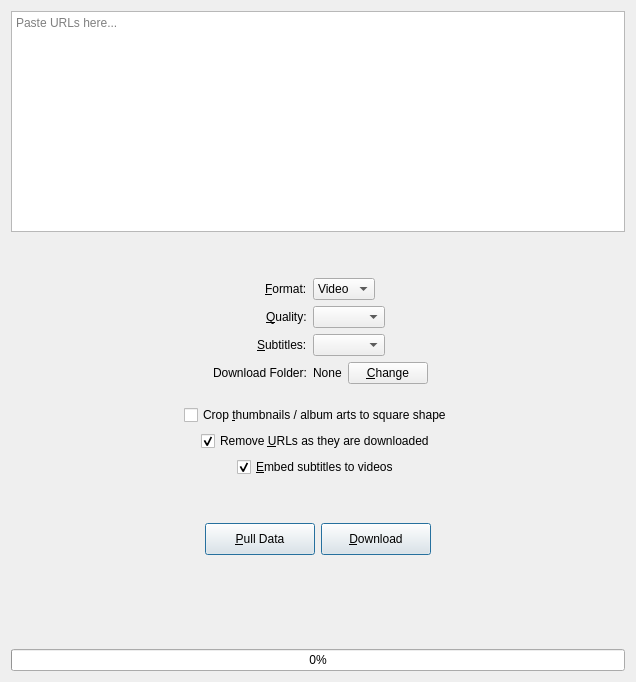
markop404/media-downloader, file designer/tab.ui: the form before one commit.
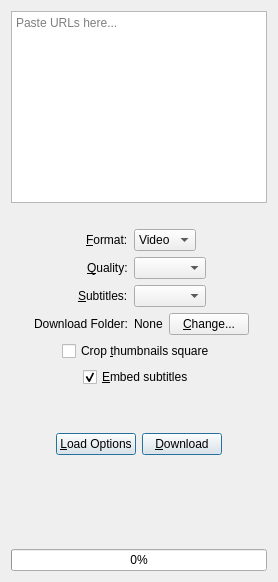
The form after the commit. Icons and pictures are not drawn.

Commit message: Redesign tab UI

The edit to the form file:
```diff
--- a/designer/tab.ui
+++ b/designer/tab.ui
@@ -2,17 +2,15 @@
 <ui version="4.0">
  <class>Tab</class>
  <widget class="QWidget" name="Tab">
-  <property name="geometry">
-   <rect>
-    <x>0</x>
-    <y>0</y>
-    <width>636</width>
-    <height>682</height>
-   </rect>
-  </property>
   <layout class="QVBoxLayout" name="verticalLayout">
    <item>
     <widget class="QPlainTextEdit" name="plainTextEdit">
+     <property name="toolTip">
+      <string>Each URL should be pasted on it's own line.</string>
+     </property>
+     <property name="lineWrapMode">
+      <enum>QPlainTextEdit::LineWrapMode::NoWrap</enum>
+     </property>
      <property name="placeholderText">
       <string>Paste URLs here...</string>
      </property>
@@ -21,12 +19,15 @@
    <item>
     <spacer name="horizontalSpacer1">
      <property name="orientation">
-      <enum>Qt::Orientation::Horizontal</enum>
+      <enum>Qt::Orientation::Vertical</enum>
+     </property>
+     <property name="sizeType">
+      <enum>QSizePolicy::Policy::Fixed</enum>
      </property>
      <property name="sizeHint" stdset="0">
       <size>
-       <width>1166</width>
-       <height>40</height>
+       <width>0</width>
+       <height>20</height>
       </size>
      </property>
     </spacer>
@@ -37,7 +38,7 @@
       <enum>QFormLayout::FieldGrowthPolicy::FieldsStayAtSizeHint</enum>
      </property>
      <property name="rowWrapPolicy">
-      <enum>QFormLayout::RowWrapPolicy::WrapLongRows</enum>
+      <enum>QFormLayout::RowWrapPolicy::DontWrapRows</enum>
      </property>
      <property name="labelAlignment">
       <set>Qt::AlignmentFlag::AlignRight|Qt::AlignmentFlag::AlignTrailing|Qt::AlignmentFlag::AlignVCenter</set>
@@ -146,7 +147,7 @@
           <string>Alt+C</string>
          </property>
          <property name="text">
-          <string>&amp;Change</string>
+          <string>&amp;Change...</string>
          </property>
          <property name="icon">
           <iconset theme="QIcon::ThemeIcon::DocumentSaveAs"/>
@@ -157,19 +158,6 @@
      </item>
     </layout>
    </item>
-   <item>
-    <spacer name="horizontalSpacer2">
-     <property name="orientation">
-      <enum>Qt::Orientation::Horizontal</enum>
-     </property>
-     <property name="sizeHint" stdset="0">
-      <size>
-       <width>697</width>
-       <height>15</height>
-      </size>
-     </property>
-    </spacer>
-   </item>
    <item alignment="Qt::AlignmentFlag::AlignHCenter">
     <widget class="QCheckBox" name="cropThumbnailsCheckBox">
      <property name="focusPolicy">
@@ -179,23 +167,7 @@
       <string>Useful when downloading music. (Alt+T)</string>
      </property>
      <property name="text">
-      <string>Crop &amp;thumbnails / album arts to square shape</string>
-     </property>
-    </widget>
-   </item>
-   <item alignment="Qt::AlignmentFlag::AlignHCenter">
-    <widget class="QCheckBox" name="urlremovalCheckBox">
-     <property name="focusPolicy">
-      <enum>Qt::FocusPolicy::NoFocus</enum>
-     </property>
-     <property name="toolTip">
-      <string>Removes each URL from the text entry when it finishes downloading. (Alt+U)</string>
-     </property>
-     <property name="text">
-      <string>Remove &amp;URLs as they are downloaded</string>
-     </property>
-     <property name="checked">
-      <bool>true</bool>
+      <string>Crop &amp;thumbnails square</string>
      </property>
     </widget>
    </item>
@@ -208,7 +180,7 @@
       <string>Embeds subtitles instead of downloading them to a separate file. Only works if downloading in video format. (Alt+S)</string>
      </property>
      <property name="text">
-      <string>&amp;Embed subtitles to videos</string>
+      <string>&amp;Embed subtitles</string>
      </property>
      <property name="checked">
       <bool>true</bool>
@@ -218,11 +190,14 @@
    <item>
     <spacer name="horizontalSpacer3">
      <property name="orientation">
-      <enum>Qt::Orientation::Horizontal</enum>
+      <enum>Qt::Orientation::Vertical</enum>
+     </property>
+     <property name="sizeType">
+      <enum>QSizePolicy::Policy::Fixed</enum>
      </property>
      <property name="sizeHint" stdset="0">
       <size>
-       <width>697</width>
+       <width>0</width>
        <height>40</height>
       </size>
      </property>
@@ -245,12 +220,6 @@
      </item>
      <item>
       <widget class="QPushButton" name="dataPullButton">
-       <property name="minimumSize">
-        <size>
-         <width>110</width>
-         <height>32</height>
-        </size>
-       </property>
        <property name="focusPolicy">
         <enum>Qt::FocusPolicy::NoFocus</enum>
        </property>
@@ -258,7 +227,7 @@
         <string>Pulls data from the URLs, allowing you to set a custom quality and subtitle language to download. (Alt+P)</string>
        </property>
        <property name="text">
-        <string>&amp;Pull Data</string>
+        <string>&amp;Load Options</string>
        </property>
        <property name="icon">
         <iconset theme="QIcon::ThemeIcon::ViewRefresh"/>
@@ -270,12 +239,6 @@
      </item>
      <item alignment="Qt::AlignmentFlag::AlignHCenter">
       <widget class="QPushButton" name="downloadButton">
-       <property name="minimumSize">
-        <size>
-         <width>110</width>
-         <height>32</height>
-        </size>
-       </property>
        <property name="focusPolicy">
         <enum>Qt::FocusPolicy::NoFocus</enum>
        </property>
@@ -311,11 +274,14 @@
    <item>
     <spacer name="horizontalSpacer6">
      <property name="orientation">
-      <enum>Qt::Orientation::Horizontal</enum>
+      <enum>Qt::Orientation::Vertical</enum>
+     </property>
+     <property name="sizeType">
+      <enum>QSizePolicy::Policy::Fixed</enum>
      </property>
      <property name="sizeHint" stdset="0">
       <size>
-       <width>697</width>
+       <width>0</width>
        <height>60</height>
       </size>
      </property>
@@ -330,18 +296,14 @@
        </property>
        <property name="sizeHint" stdset="0">
         <size>
-         <width>40</width>
-         <height>20</height>
+         <width>0</width>
+         <height>0</height>
         </size>
        </property>
       </spacer>
      </item>
      <item>
-      <widget class="QLabel" name="statusIconLabel">
-       <property name="text">
-        <string/>
-       </property>
-      </widget>
+      <widget class="QLabel" name="statusIconLabel"/>
      </item>
      <item>
       <spacer name="horizontalSpacer8">
@@ -363,7 +325,6 @@
       <widget class="QLabel" name="statusLabel">
        <property name="font">
         <font>
-         <family>Cantarell</family>
          <pointsize>14</pointsize>
         </font>
        </property>
@@ -379,8 +340,8 @@
        </property>
        <property name="sizeHint" stdset="0">
         <size>
-         <width>40</width>
-         <height>20</height>
+         <width>0</width>
+         <height>0</height>
         </size>
        </property>
       </spacer>
```
Left out of the diff: 14 changed lines with no effect on the pictures. The commit also changes 2 other files.
